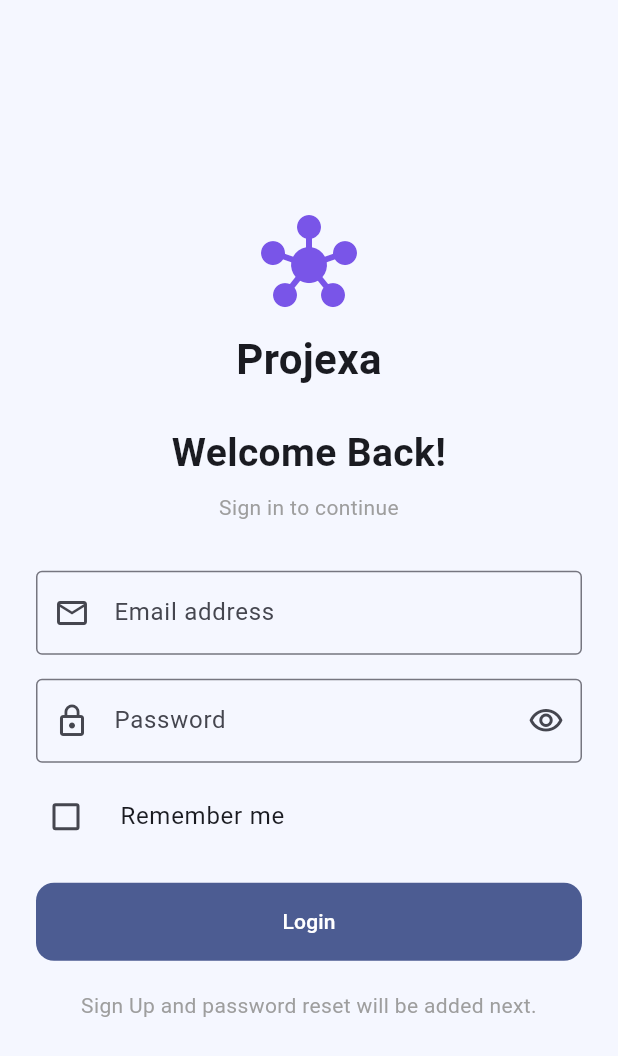
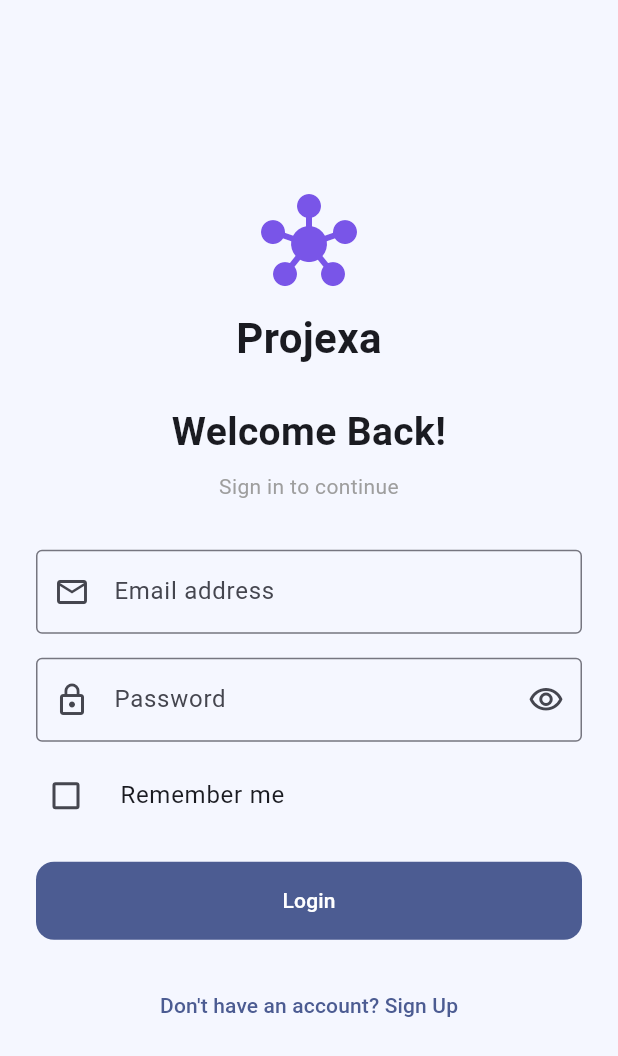
Before and after one commit to faraaz-ahmmed/projexa, a Flutter app: the screen it shows after launch, on a phone screen of 412 x 824 dp. Shown: the top 1056 px of the screen. Run offline on Flutter 3.47's test engine with Material 3 defaults, Android fonts, the phone set to English and light mode, and no system bars.

Commit message:
code update

```diff
--- a/lib/views/auth/login_screen.dart
+++ b/lib/views/auth/login_screen.dart
@@ -1,4 +1,6 @@
 import 'package:flutter/material.dart';
+
+import 'signup_screen.dart';
 
 class LoginScreen extends StatefulWidget {
   const LoginScreen({super.key});
@@ -149,10 +151,15 @@ class _LoginScreenState extends State<LoginScreen> {
                       child: const Text('Login'),
                     ),
                     const SizedBox(height: 20),
-                    const Text(
-                      'Sign Up and password reset will be added next.',
-                      textAlign: TextAlign.center,
-                      style: TextStyle(color: Colors.grey),
+                    TextButton(
+                      onPressed: () {
+                        Navigator.of(context).push(
+                          MaterialPageRoute(
+                            builder: (_) => const SignUpScreen(),
+                          ),
+                        );
+                      },
+                      child: const Text("Don't have an account? Sign Up"),
                     ),
                   ],
                 ),
```
